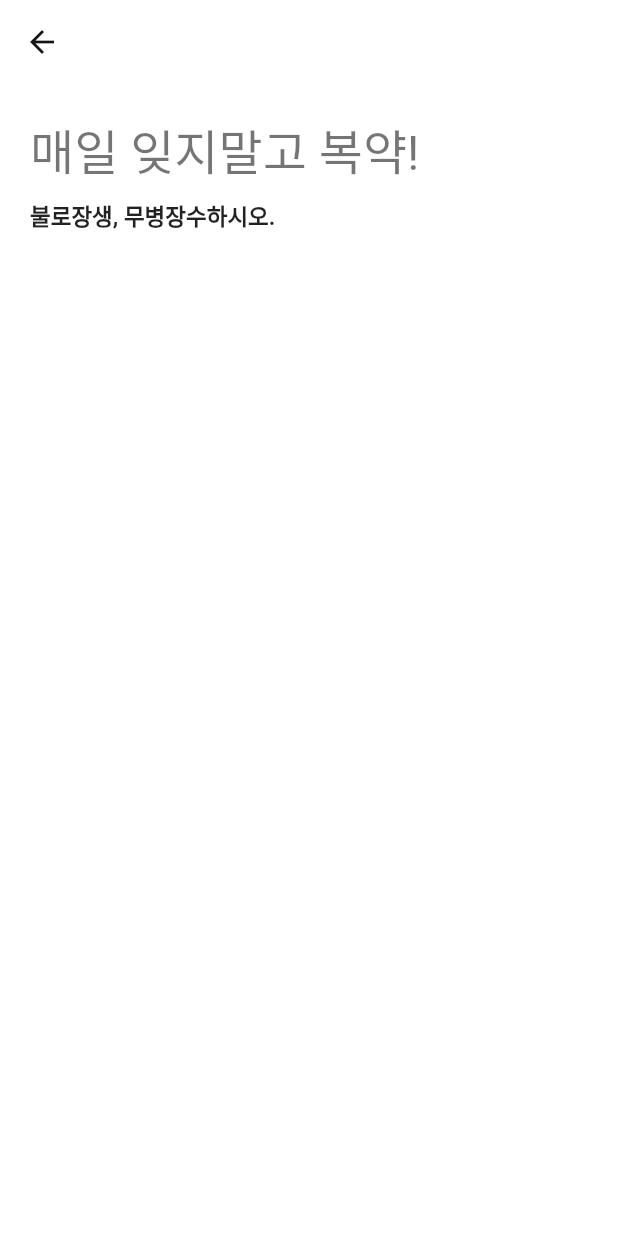
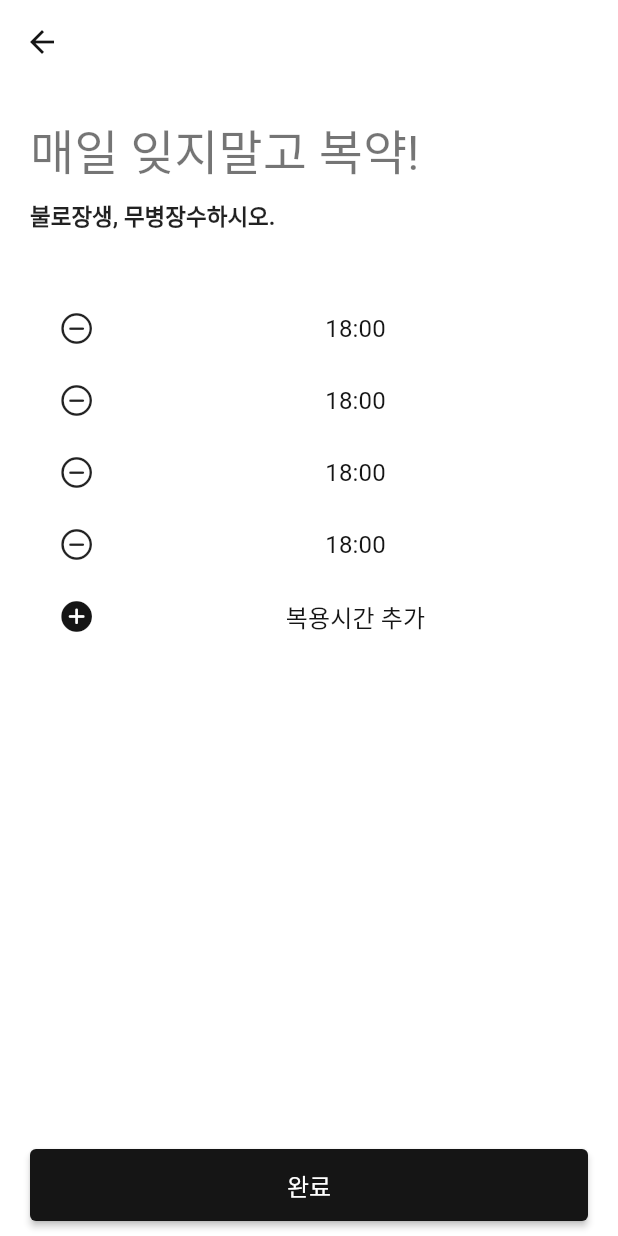
Before and after one commit to wogks/yakmu, a Flutter app: the AddAlarmPage screen opened directly with empty values, on a phone screen of 412 x 824 dp. Run offline on Flutter 3.47's test engine with Material 2 defaults, Android fonts, the phone set to English and light mode, and no system bars; our stand-ins replace image_picker; Roboto replaces fonts that are missing (GmarketSansTTF).

Commit message:
Feat: add alarm page 단순 ui작성

```diff
--- a/lib/presentation/add_alarm_page/add_alarm_page.dart
+++ b/lib/presentation/add_alarm_page/add_alarm_page.dart
@@ -1,6 +1,7 @@
 import 'dart:io';
 
 import 'package:alyak/util/dory_constants.dart';
+import 'package:flutter/cupertino.dart';
 import 'package:flutter/material.dart';
 
 import '../../util/add_page_widget.dart';
@@ -26,11 +27,93 @@ class AddAlarmPage extends StatelessWidget {
             style: Theme.of(context).textTheme.headline4,
           ),
           const SizedBox(height: smallSpace),
-          const Text('불로장생, 무병장수하시오.',
-          style: TextStyle(fontSize: 15, fontWeight: FontWeight.bold),
+          const Text(
+            '불로장생, 무병장수하시오.',
+            style: TextStyle(fontSize: 15, fontWeight: FontWeight.bold),
           ),
           const SizedBox(height: largeSpace),
-          Expanded(child: ListView(),),
+          Expanded(
+            child: ListView(
+              children: const [
+                AlarmBox(),
+                AlarmBox(),
+                AlarmBox(),
+                AlarmBox(),
+                AddAlarmButton(),
+              ],
+            ),
+          ),
+        ],
+      ),
+      bottomNavigationBar: SafeArea(
+        child: Padding(
+          padding: submitButtonBoxPadding,
+          child: SizedBox(
+            height: submitButtonHeight,
+            child: ElevatedButton(
+              onPressed: () {},
+              style: ElevatedButton.styleFrom(
+                textStyle: Theme.of(context).textTheme.subtitle1,
+              ),
+              child: const Text('완료'),
+            ),
+          ),
+        ),
+      ),
+    );
+  }
+}
+
+class AlarmBox extends StatelessWidget {
+  const AlarmBox({
+    Key? key,
+  }) : super(key: key);
+
+  @override
+  Widget build(BuildContext context) {
+    return Row(
+      children: [
+        Expanded(
+          flex: 1,
+          child: IconButton(
+            onPressed: () {},
+            icon: const Icon(CupertinoIcons.minus_circle),
+          ),
+        ),
+        Expanded(
+          flex: 5,
+          child: TextButton(
+            style: TextButton.styleFrom(
+                textStyle: Theme.of(context).textTheme.subtitle2),
+            onPressed: () {},
+            child: const Text('18:00'),
+          ),
+        ),
+      ],
+    );
+  }
+}
+
+class AddAlarmButton extends StatelessWidget {
+  const AddAlarmButton({
+    Key? key,
+  }) : super(key: key);
+
+  @override
+  Widget build(BuildContext context) {
+    return TextButton(
+      style: TextButton.styleFrom(
+        textStyle: Theme.of(context).textTheme.subtitle2,
+        padding: const EdgeInsets.symmetric(horizontal: 0, vertical: 6),
+      ),
+      onPressed: () {},
+      child: Row(
+        children: const [
+          Expanded(flex: 1, child: Icon(CupertinoIcons.plus_circle_fill)),
+          Expanded(
+            flex: 5,
+            child: Center(child: Text('복용시간 추가')),
+          ),
         ],
       ),
     );
--- a/lib/presentation/add_medicine_page/add_medicine_page.dart
+++ b/lib/presentation/add_medicine_page/add_medicine_page.dart
@@ -36,7 +36,11 @@ class _AddMedicinePageState extends State<AddMedicinePage> {
           color: Colors.black,
         ),
       ),
-      body: SingleChildScrollView(
+      body: GestureDetector(
+        onTap: () {
+          FocusManager.instance.primaryFocus?.unfocus();
+        },
+        child: SingleChildScrollView(
           child: AddPageBody(
             children: [
               Text(
@@ -76,6 +80,7 @@ class _AddMedicinePageState extends State<AddMedicinePage> {
             ],
           ),
         ),
+      ),
       bottomNavigationBar: SafeArea(
         child: Padding(
           padding: submitButtonBoxPadding,
@@ -99,6 +104,7 @@ class _AddMedicinePageState extends State<AddMedicinePage> {
                       );
                     },
               child: const Text('다음'),
+
             ),
           ),
         ),
--- a/lib/util/add_page_widget.dart
+++ b/lib/util/add_page_widget.dart
@@ -1,4 +1,5 @@
 import 'package:flutter/cupertino.dart';
+import 'package:flutter/material.dart';
 
 import 'dory_constants.dart';
 
```
Lines whose indentation alone changed are shown as unchanged.
